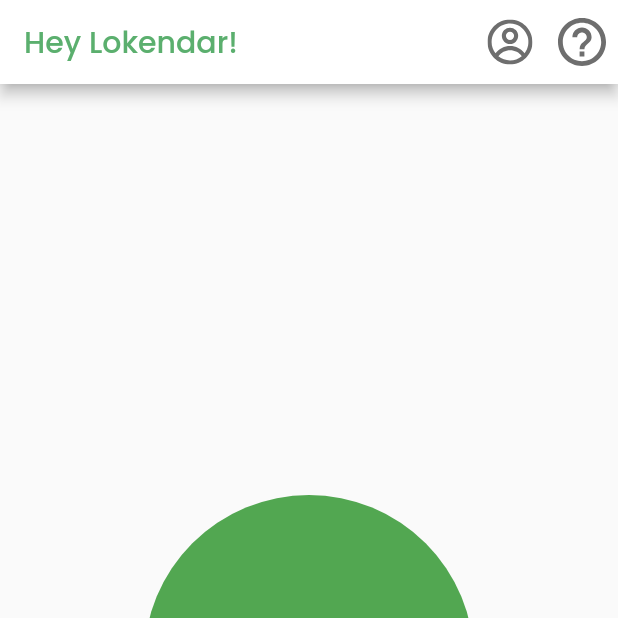
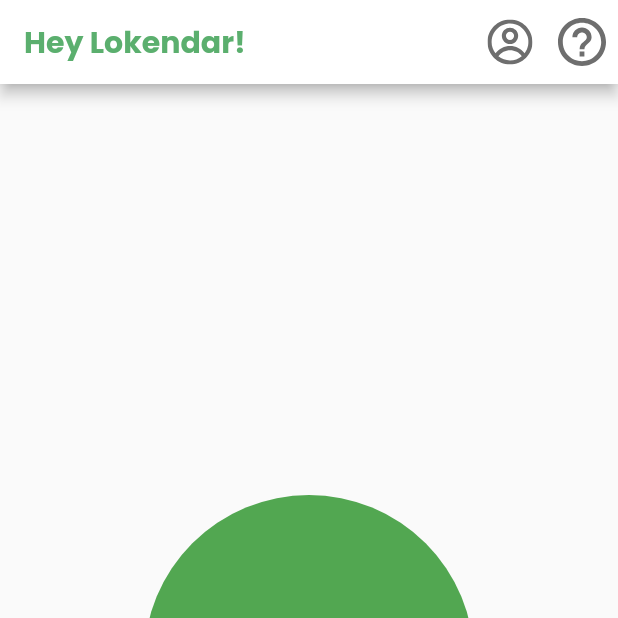
Before and after one commit to IKOL-Group/public, a Flutter app: the screen it shows after launch, after a tap on "SHARE LOCATION", on a phone screen of 412 x 824 dp, the top half of it. Run offline on Flutter 3.47's test engine with Material 2 defaults, Android fonts, the phone set to English and light mode, and no system bars; our stand-ins replace flutter_svg, google_fonts; missing offline and left inert: maps_launcher; network calls fail.

```diff
--- a/lib/api.dart
+++ b/lib/api.dart
@@ -2,7 +2,6 @@ import 'dart:async';
 import 'dart:convert';
 import 'dart:io';
 
-import 'package:http/http.dart' as http;
 import 'package:public_app/http/code.dart';
 
 const String BaseURL = 'http://192.168.0.101:3000';
@@ -17,8 +16,8 @@ class APIMethods {
       final body = jsonEncode({'active': active});
       final request = await client.put(uri.host, uri.port, uri.path);
       request.headers.contentType = ContentType.json;
+      request.headers.contentLength = body.length;
       request.write(body);
-      request.headers.contentLength = body.length;
 
       final resp = await request.close();
       // TODO https://github.com/jogboms/flutter_offline
@@ -44,6 +43,8 @@ class APIMethods {
     } on TimeoutException catch (e) {
       // TODO this exception is not being thrown when timedout
       print(e);
+      // TODO sentry
+      return [false, "Unexpected Error occurred, try again"];
     } on SocketException catch (e) {
       if (e.osError != null) {
         return [false, "You are offline"];
--- a/lib/main.dart
+++ b/lib/main.dart
@@ -27,28 +27,24 @@ class MyApp extends StatelessWidget {
   }
 }
 
-class MyHomePage extends StatefulWidget {
+class MyHomePage extends StatelessWidget {
   MyHomePage({Key key, this.title}) : super(key: key);
   final String title;
 
   @override
-  _MyHomePageState createState() => _MyHomePageState();
-}
-
-class _MyHomePageState extends State<MyHomePage> {
-  // ...
-  // methods
-
-  @override
   Widget build(BuildContext context) {
     var textStyle = TextStyle(
+      // fontWeight: FontWeight.bold,
       color: Color.fromARGB(255, 91, 175, 110),
     );
     return Scaffold(
       appBar: AppBar(
         title: Text(
           'Hey Lokendar!',
-          style: GoogleFonts.poppins(textStyle: textStyle),
+          style: GoogleFonts.poppins(
+            textStyle: textStyle,
+            fontWeight: FontWeight.bold,
+          ),
         ),
         actions: [
           IconButton(
@@ -122,6 +118,7 @@ class _HomeWidgetState extends State<HomeWidget> {
   }
 
   void toggleActive() {
+    _error = null;
     if (_loading) return;
     // https://stackoverflow.com/a/52930197/8608146
     if (_debounce?.isActive ?? false) _debounce.cancel();
@@ -140,7 +137,6 @@ class _HomeWidgetState extends State<HomeWidget> {
           final bool active = _x[2];
           _active = active;
           // remove any previous error
-          _error = null;
         } else {
           _error = error;
         }
```
